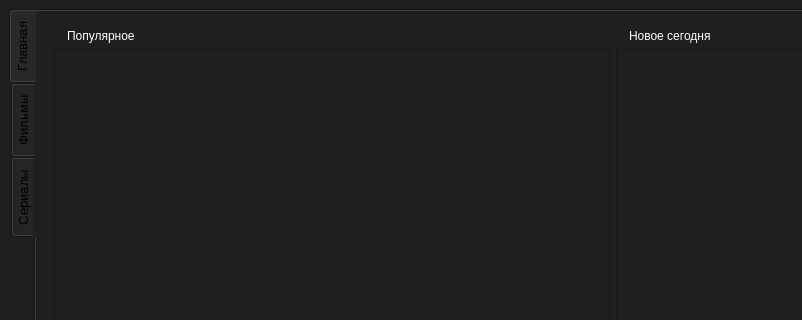
dimkashelk/SimpleKinopoiskQt, file src/mainwindow.ui: the form before one commit; both pictures show x 0 to 802 and y 0 to 320 of the 1200 by 600 pixel window.
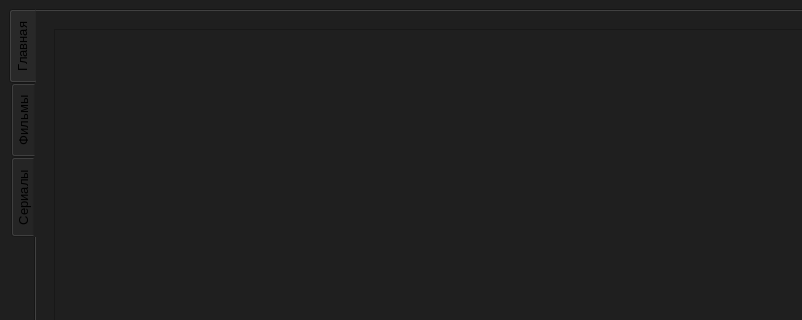
The form after the commit. The open tabs and pages were chosen to show the change.

Commit message: Add signals from NewsCard to MainWindow

The edit to the form file:
```diff
--- a/src/mainwindow.ui
+++ b/src/mainwindow.ui
@@ -27,11 +27,7 @@
        </font>
       </property>
       <property name="styleSheet">
-       <string notr="true">QLabel {
-	color: rgb(255, 255, 255);
-	padding-left: 10px;
-	font: 18pt &quot;Segoe UI&quot;;
-}</string>
+       <string notr="true"/>
       </property>
       <property name="tabPosition">
        <enum>QTabWidget::West</enum>
@@ -52,7 +48,14 @@
           <property name="currentIndex">
            <number>0</number>
           </property>
-          <widget class="QWidget" name="news">
+          <widget class="QWidget" name="news_list">
+           <property name="styleSheet">
+            <string notr="true">QLabel {
+	color: rgb(255, 255, 255);
+	padding-left: 10px;
+	font: 18pt &quot;Segoe UI&quot;;
+}</string>
+           </property>
            <layout class="QHBoxLayout" name="horizontalLayout">
             <item>
              <layout class="QVBoxLayout" name="popular_layout">
@@ -122,7 +125,32 @@
             </item>
            </layout>
           </widget>
-          <widget class="QWidget" name="page_2"/>
+          <widget class="QWidget" name="news_context">
+           <property name="styleSheet">
+            <string notr="true">QTextEdit#title {
+	color: rgb(255, 255, 255);
+	font: 30pt &quot;Segoe UI&quot;;
+	padding-left: 30%;
+	padding-right: 30%;
+}</string>
+           </property>
+           <layout class="QVBoxLayout" name="verticalLayout_3">
+            <item>
+             <layout class="QVBoxLayout" name="verticalLayout_2">
+              <item>
+               <widget class="QTextEdit" name="title">
+                <property name="lineWrapMode">
+                 <enum>QTextEdit::FixedPixelWidth</enum>
+                </property>
+                <property name="readOnly">
+                 <bool>true</bool>
+                </property>
+               </widget>
+              </item>
+             </layout>
+            </item>
+           </layout>
+          </widget>
          </widget>
         </item>
        </layout>
```
The commit also changes 2 other files.
